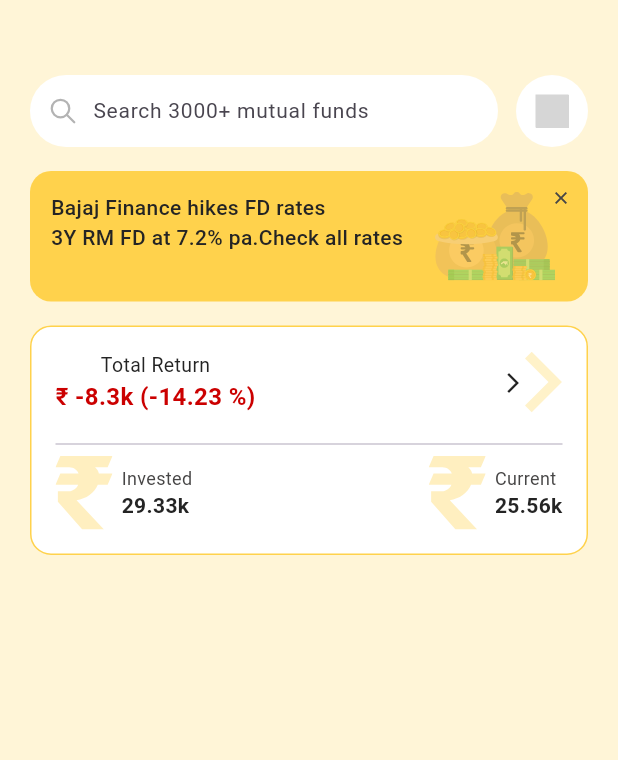
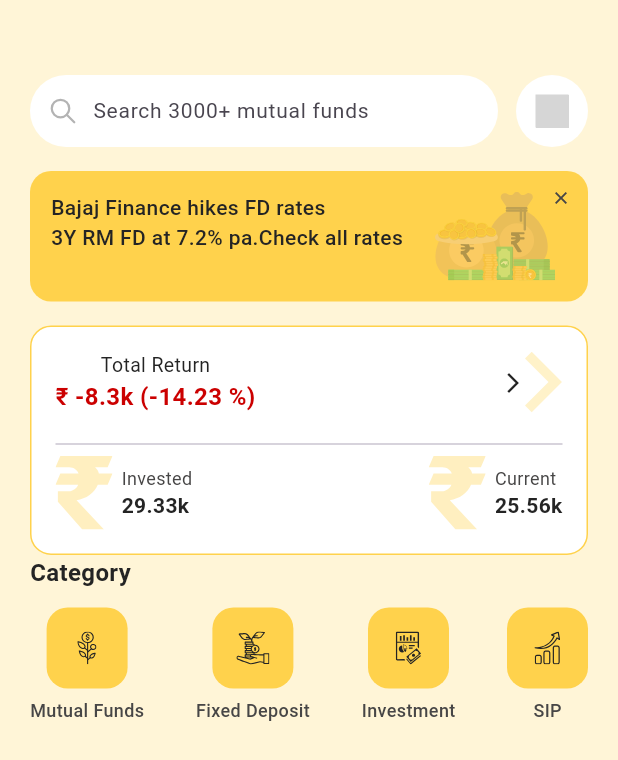
Before and after one commit to Smatyab/task1, a Flutter app: the screen it shows after launch, on a phone screen of 412 x 824 dp. Shown: the top 760 px of the screen. Run offline on Flutter 3.47's test engine with Material 3 defaults, Android fonts, the phone set to English and light mode, and no system bars; our stand-ins replace device_preview, flutter_svg; grey boxes are pictures that could not be loaded.

Commit message:
categorylist done

```diff
--- a/lib/Home/Dashboard.dart
+++ b/lib/Home/Dashboard.dart
@@ -1,5 +1,6 @@
 import 'package:flutter/material.dart';
 import 'package:task1/Home/SearchbarWidget.dart';
+import 'package:task1/Home/category_row_widget.dart';
 import 'package:task1/Home/portfolio_card_widget.dart';
 
 import '../utils/colors.dart';
@@ -22,6 +23,7 @@ class Dashboard extends StatelessWidget {
               AdsCardWidget(),
               SizedBox(height: 16),
               PortfolioCardWidget(),
+              CategoryRowWidget(),
             ],
           ),
         ),
--- /dev/null
+++ b/lib/Home/category_row_widget.dart
@@ -0,0 +1,52 @@
+import 'package:flutter/material.dart';
+
+import '../utils/category_item_widget.dart';
+import '../utils/colors.dart';
+
+class CategoryRowWidget extends StatelessWidget {
+  const CategoryRowWidget({super.key});
+
+  @override
+  Widget build(BuildContext context) {
+    return Column(
+      crossAxisAlignment: CrossAxisAlignment.start,
+      children: [
+        const Text(
+          "Category",
+          style: TextStyle(
+            fontSize: 16,
+            fontWeight: FontWeight.w600,
+            color: AppColors.textDark,
+          ),
+        ),
+        const SizedBox(height: 12),
+
+        Row(
+          mainAxisAlignment: MainAxisAlignment.spaceBetween,
+          children: [
+            CategoryItemWidget(
+              iconPath: 'assets/mutual_fund.svg',
+              title: 'Mutual Funds',
+              onTap: () {},
+            ),
+            CategoryItemWidget(
+              iconPath: 'assets/fixdeposite.svg',
+              title: 'Fixed Deposit',
+              onTap: () {},
+            ),
+            CategoryItemWidget(
+              iconPath: 'assets/investment.svg',
+              title: 'Investment',
+              onTap: () {},
+            ),
+            CategoryItemWidget(
+              iconPath: 'assets/sip.svg',
+              title: 'SIP',
+              onTap: () {},
+            ),
+          ],
+        ),
+      ],
+    );
+  }
+}
--- /dev/null
+++ b/lib/utils/category_item_widget.dart
@@ -0,0 +1,55 @@
+import 'package:flutter/material.dart';
+import 'package:flutter_svg/flutter_svg.dart';
+
+import '../utils/colors.dart';
+
+class CategoryItemWidget extends StatelessWidget {
+  final String iconPath;
+  final String title;
+  final VoidCallback onTap;
+
+  const CategoryItemWidget({
+    super.key,
+    required this.iconPath,
+    required this.title,
+    required this.onTap,
+  });
+
+  @override
+  Widget build(BuildContext context) {
+    return InkWell(
+      onTap: onTap,
+      borderRadius: BorderRadius.circular(14),
+      child: Column(
+        children: [
+          Container(
+            height: 54,
+            width: 54,
+            decoration: BoxDecoration(
+              color: AppColors.primary,
+              borderRadius: BorderRadius.circular(14),
+            ),
+            child: Center(
+              child: SvgPicture.asset(
+                iconPath,
+                width: 22,
+                height: 22,
+                color: AppColors.textDark,
+              ),
+            ),
+          ),
+          const SizedBox(height: 6),
+          Text(
+            title,
+            textAlign: TextAlign.center,
+            style: const TextStyle(
+              fontSize: 12,
+              fontWeight: FontWeight.w500,
+              color: AppColors.textMedium,
+            ),
+          ),
+        ],
+      ),
+    );
+  }
+}
```
Also changed, not shown: assets/fixdeposite.svg (renamed from assets/investment 1 (Traced).svg), assets/investment.svg (renamed from assets/Vector (2).svg), assets/mutual_fund.svg (renamed from assets/Asset 1 7.svg), assets/sip.svg (renamed from assets/Asset 1 8.svg), screens/img.png.
